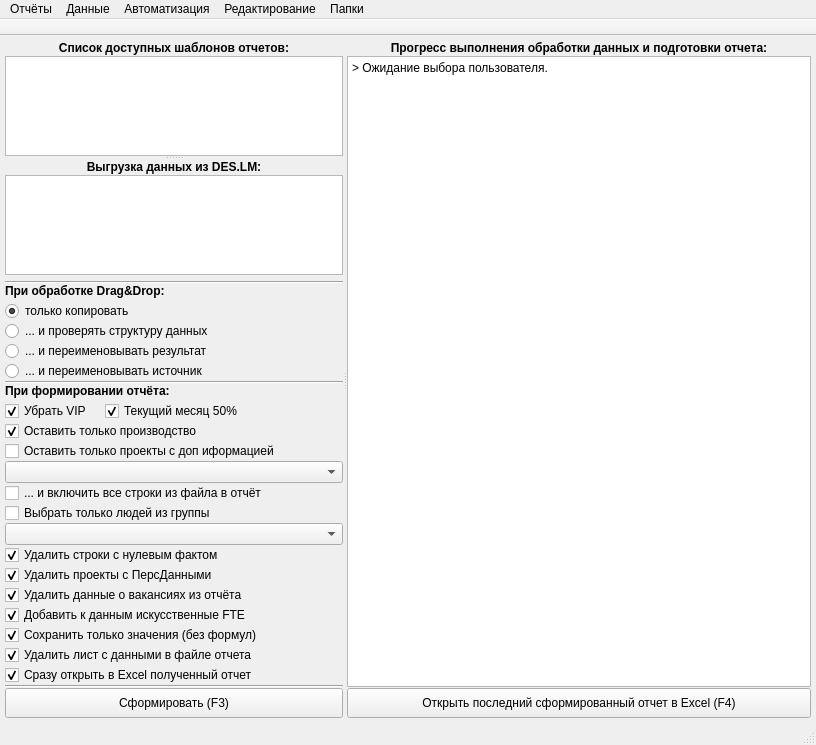
DIVIGL1/DES.LM.Reports, file Qt5Project/Windows.ui: the form before one commit.
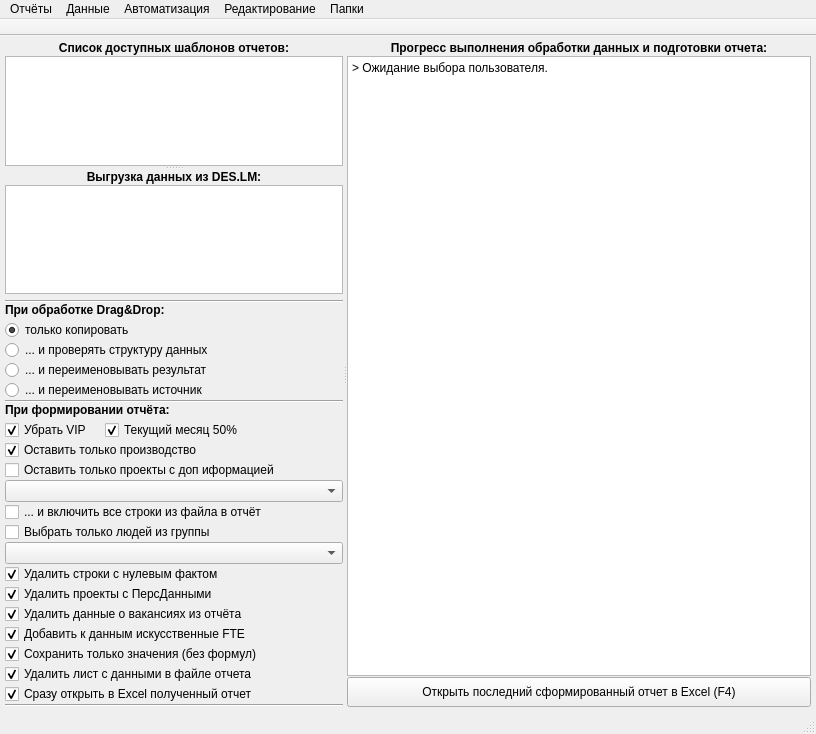
The form after the commit.

Commit message: Removed button "Create report". The functionality is available through the menu and toolbar.

The edit to the form file:
```diff
--- a/Qt5Project/Windows.ui
+++ b/Qt5Project/Windows.ui
@@ -918,40 +918,6 @@
             </property>
            </widget>
           </item>
-          <item>
-           <widget class="QPushButton" name="pushButtonDoIt">
-            <property name="enabled">
-             <bool>true</bool>
-            </property>
-            <property name="minimumSize">
-             <size>
-              <width>200</width>
-              <height>30</height>
-             </size>
-            </property>
-            <property name="statusTip">
-             <string notr="true"/>
-            </property>
-            <property name="whatsThis">
-             <string notr="true"/>
-            </property>
-            <property name="accessibleName">
-             <string notr="true"/>
-            </property>
-            <property name="accessibleDescription">
-             <string notr="true"/>
-            </property>
-            <property name="text">
-             <string notr="true">Сформировать (F3)</string>
-            </property>
-            <property name="autoDefault">
-             <bool>false</bool>
-            </property>
-            <property name="flat">
-             <bool>false</bool>
-            </property>
-           </widget>
-          </item>
          </layout>
         </item>
        </layout>
```
Left out of the diff: 1 changed line with no effect on the pictures. The commit also changes 2 other files.
